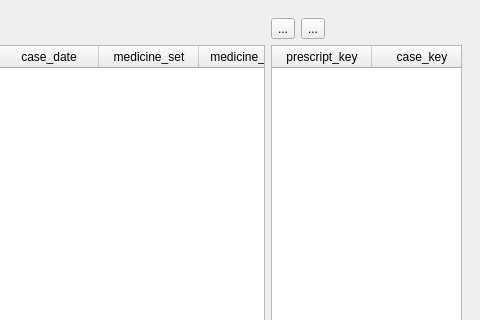
Old version of the form ui/ins_prescript_record.ui in the repository picacat/pyMedical; both pictures show x 320 to 800 and y 0 to 320 of the 800 by 600 pixel window.
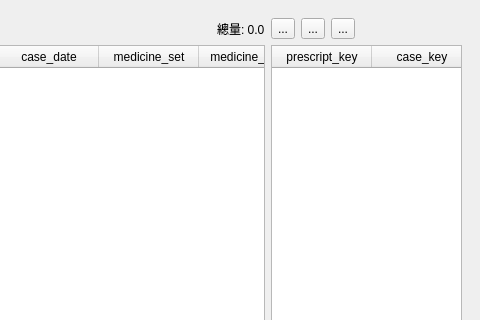
New version of the form. Icons and pictures are not drawn.

Patch:
```diff
--- a/ui/ins_prescript_record.ui
+++ b/ui/ins_prescript_record.ui
@@ -92,6 +92,13 @@
              </property>
             </spacer>
            </item>
+           <item>
+            <widget class="QLabel" name="label_total_dosage">
+             <property name="text">
+              <string>總量: 0.0</string>
+             </property>
+            </widget>
+           </item>
           </layout>
          </item>
          <item>
@@ -307,6 +314,17 @@
              </property>
             </widget>
            </item>
+           <item>
+            <widget class="QToolButton" name="toolButton_treat_dictionary">
+             <property name="text">
+              <string>...</string>
+             </property>
+             <property name="icon">
+              <iconset>
+               <normaloff>../icons/help-contents.svg</normaloff>../icons/help-contents.svg</iconset>
+             </property>
+            </widget>
+           </item>
            <item>
             <spacer name="horizontalSpacer_4">
              <property name="orientation">
```
